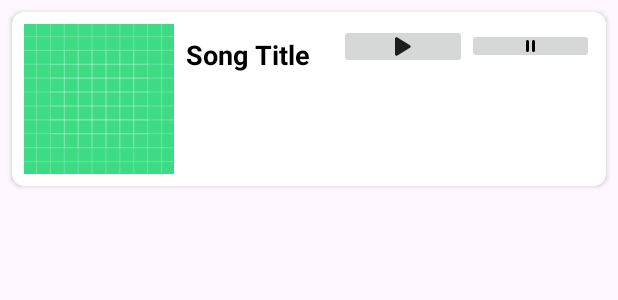
After one commit to dnyandip55/Music-App, an Android app: the layout each_item.xml on its own in the app's theme, with its tools: preview values and no code run, on a phone screen of 412 x 824 dp. The commit adds this screen. Shown: the top 300 px of the screen. Run offline under Robolectric (Android 15) with nearby library versions, the phone set to English and light mode, and no system bars.

Commit message:
UI completed

```diff
--- a/app/build.gradle.kts
+++ b/app/build.gradle.kts
@@ -49,4 +49,7 @@ dependencies {
     implementation("com.squareup.retrofit2:retrofit:2.11.0")
     //gson
     implementation("com.squareup.retrofit2:converter-gson:2.11.0")
+
+    //picasso
+    implementation("com.squareup.picasso:picasso:2.8")
 }
--- /dev/null
+++ b/app/src/main/res/drawable/ic_pause.xml
@@ -0,0 +1,12 @@
+<vector xmlns:android="http://schemas.android.com/apk/res/android"
+    android:width="6dp"
+    android:height="8dp"
+    android:viewportWidth="6"
+    android:viewportHeight="8">
+  <path
+      android:pathData="M1,0C0.448,0 0,0.448 0,1L0,7C0,7.552 0.448,8 1,8C1.552,8 2,7.552 2,7L2,1C2,0.448 1.552,0 1,0M6,1L6,7C6,7.552 5.552,8 5,8C4.448,8 4,7.552 4,7L4,1C4,0.448 4.448,0 5,0C5.552,0 6,0.448 6,1"
+      android:strokeWidth="1"
+      android:fillColor="#000000"
+      android:fillType="evenOdd"
+      android:strokeColor="#00000000"/>
+</vector>
--- /dev/null
+++ b/app/src/main/res/drawable/ic_play.xml
@@ -0,0 +1,12 @@
+<vector xmlns:android="http://schemas.android.com/apk/res/android"
+    android:width="11dp"
+    android:height="14dp"
+    android:viewportWidth="11"
+    android:viewportHeight="14">
+  <path
+      android:pathData="M0,1.82L0,12.18C0,12.97 0.87,13.45 1.54,13.02L9.68,7.84C10.3,7.45 10.3,6.55 9.68,6.15L1.54,0.98C0.87,0.55 0,1.03 0,1.82Z"
+      android:strokeWidth="1"
+      android:fillColor="#1D1D1D"
+      android:fillType="evenOdd"
+      android:strokeColor="#00000000"/>
+</vector>
--- /dev/null
+++ b/app/src/main/res/layout/each_item.xml
@@ -0,0 +1,59 @@
+<?xml version="1.0" encoding="utf-8"?>
+<androidx.cardview.widget.CardView xmlns:android="http://schemas.android.com/apk/res/android"
+    xmlns:app="http://schemas.android.com/apk/res-auto"
+    android:layout_width="match_parent"
+    android:layout_height="wrap_content"
+    android:layout_margin="8dp"
+    app:cardCornerRadius="8dp">
+
+    <LinearLayout
+        android:layout_width="match_parent"
+        android:layout_height="wrap_content"
+        android:orientation="horizontal"
+        android:padding="8dp">
+
+        <ImageView
+            android:id="@+id/imageView"
+            android:layout_width="100dp"
+            android:layout_height="100dp"
+            android:scaleType="centerCrop"
+            android:src="@drawable/ic_launcher_background" />
+
+        <TextView
+            android:id="@+id/musicTitle"
+            android:layout_width="110dp"
+            android:layout_height="wrap_content"
+            android:padding="8dp"
+            android:text="Song Title"
+            android:textColor="@android:color/black"
+            android:textSize="18sp"
+            android:textStyle="bold" />
+
+        <LinearLayout
+            android:layout_width="match_parent"
+            android:layout_height="wrap_content"
+            android:orientation="horizontal"
+            android:gravity="center">
+
+
+            <ImageButton
+                android:id="@+id/play"
+                android:layout_width="100dp"
+                android:layout_height="wrap_content"
+                android:src="@drawable/ic_play"
+
+                android:padding="8dp"
+                android:contentDescription="Play"
+                android:layout_weight="1"/>
+
+            <ImageButton
+                android:id="@+id/pause"
+                android:layout_width="100dp"
+                android:layout_height="wrap_content"
+                android:src="@drawable/ic_pause"
+                android:padding="8dp"
+                android:contentDescription="Pause"
+                android:layout_weight="1"/>
+        </LinearLayout>
+    </LinearLayout>
+</androidx.cardview.widget.CardView>
```
Also changed, not shown: app/src/main/java/com/example/musicappnew/MainActivity.kt (+13 -3 lines), app/src/main/java/com/example/musicappnew/MyAdapter.kt (added, +68 -0 lines), app/src/main/res/layout/activity_main.xml (+8 -12 lines).
